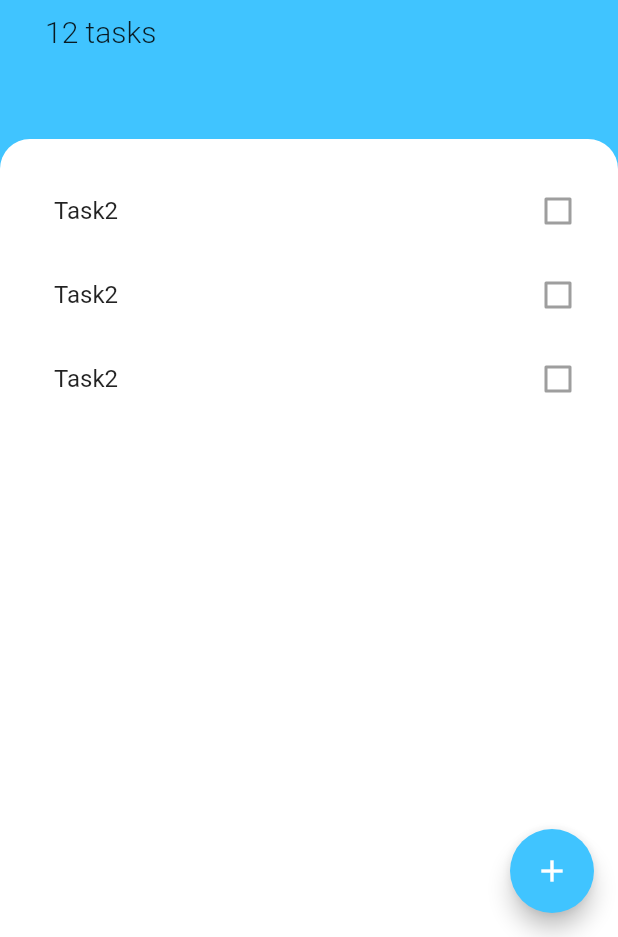
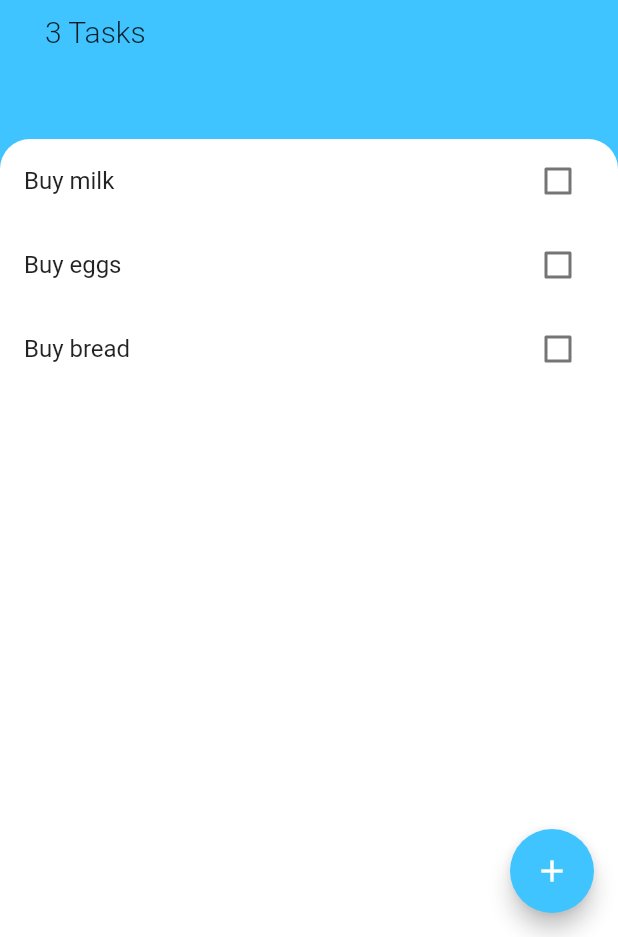
Before and after one commit to sike08/todoey, a Flutter app: the screen it shows after launch, on a phone screen of 412 x 824 dp, the part 299-1236 px from its top. Run offline on Flutter 3.47's test engine with Material 2 defaults, Android fonts, the phone set to English and light mode, and no system bars.

Commit message:
Initial Task state + Add task

```diff
--- a/lib/components/add_task.dart
+++ b/lib/components/add_task.dart
@@ -1,8 +1,12 @@
 import 'package:flutter/material.dart';
-
 import '../constants.dart';
 
 class AddTask extends StatelessWidget {
+  String taskTitle;
+  final Function onPressed;
+
+  AddTask({this.onPressed});
+
   @override
   Widget build(BuildContext buildContext) {
     return Container(
@@ -25,11 +29,14 @@ class AddTask extends StatelessWidget {
               autofocus: true,
               textAlign: TextAlign.center,
               decoration: InputDecoration(),
+              onChanged: (value) {
+                taskTitle = value;
+              },
             ),
             FlatButton(
               color: Colors.lightBlueAccent,
               onPressed: () {
-                print('print button');
+                onPressed(taskTitle);
               },
               child: Text(
                 'Add',
--- a/lib/components/task_list.dart
+++ b/lib/components/task_list.dart
@@ -1,29 +1,32 @@
 import 'package:flutter/material.dart';
 import 'package:todoey/components/task_tile.dart';
+import 'package:todoey/models/task.dart';
 
-class TasksList extends StatelessWidget {
-  const TasksList({
-    Key key,
-  }) : super(key: key);
+class TasksList extends StatefulWidget {
+  final List<Task> tasks;
+
+  TasksList({this.tasks});
 
   @override
+  _TasksListState createState() => _TasksListState();
+}
+
+class _TasksListState extends State<TasksList> {
+  @override
   Widget build(BuildContext context) {
-    return ListView(
-      padding: EdgeInsets.only(top: 20.0, left: 20.0),
-      children: [
-        TaskTile(
-          title: 'Task2',
-          onChanged: null,
-        ),
-        TaskTile(
-          title: 'Task2',
-          onChanged: null,
-        ),
-        TaskTile(
-          title: 'Task2',
-          onChanged: null,
-        ),
-      ],
+    return ListView.builder(
+      itemBuilder: (context, index) {
+        return TaskTile(
+          name: widget.tasks[index].name,
+          isChecked: widget.tasks[index].isDone,
+          callback: (checkboxState) {
+            setState(() {
+              widget.tasks[index].toggleDone();
+            });
+          },
+        );
+      },
+      itemCount: widget.tasks.length,
     );
   }
 }
--- a/lib/components/task_tile.dart
+++ b/lib/components/task_tile.dart
@@ -1,19 +1,26 @@
 import 'package:flutter/material.dart';
 
 class TaskTile extends StatelessWidget {
-  final String title;
-  final Function onChanged;
+  final bool isChecked;
+  final String name;
+  final Function callback;
 
-  TaskTile({@required this.title, @required this.onChanged});
+  TaskTile({this.name, this.isChecked, this.callback});
 
   @override
   Widget build(BuildContext context) {
     return ListTile(
       trailing: Checkbox(
-        value: false,
-        onChanged: null,
+        activeColor: Colors.lightBlueAccent,
+        value: isChecked,
+        onChanged: callback,
       ),
-      title: Text(title),
+      title: Text(
+        name,
+        style: TextStyle(
+          decoration: isChecked ? TextDecoration.lineThrough : null,
+        ),
+      ),
     );
   }
 }
--- /dev/null
+++ b/lib/models/task.dart
@@ -0,0 +1,10 @@
+class Task {
+  final String name;
+  bool isDone;
+
+  Task({this.name, this.isDone = false});
+
+  void toggleDone() {
+    isDone = !isDone;
+  }
+}
--- a/lib/screens/task_screen.dart
+++ b/lib/screens/task_screen.dart
@@ -1,10 +1,22 @@
 import 'package:flutter/material.dart';
 import 'package:todoey/components/add_task.dart';
 import 'package:todoey/components/task_list.dart';
+import 'package:todoey/models/task.dart';
 
 import '../constants.dart';
 
-class TasksScreen extends StatelessWidget {
+class TasksScreen extends StatefulWidget {
+  @override
+  _TasksScreenState createState() => _TasksScreenState();
+}
+
+class _TasksScreenState extends State<TasksScreen> {
+  List<Task> tasks = [
+    Task(name: 'Buy milk'),
+    Task(name: 'Buy eggs'),
+    Task(name: 'Buy bread')
+  ];
+
   @override
   Widget build(BuildContext context) {
     return Scaffold(
@@ -15,10 +27,19 @@ class TasksScreen extends StatelessWidget {
             context: context,
             isScrollControlled: true,
             builder: (context) => SingleChildScrollView(
-                child: Container(
-                    padding: EdgeInsets.only(
-                        bottom: MediaQuery.of(context).viewInsets.bottom),
-                    child: AddTask())),
+              child: Container(
+                padding: EdgeInsets.only(
+                    bottom: MediaQuery.of(context).viewInsets.bottom),
+                child: AddTask(
+                  onPressed: (newTaskTitle) {
+                    setState(() {
+                      tasks.add(Task(name: newTaskTitle));
+                      Navigator.pop(context);
+                    });
+                  },
+                ),
+              ),
+            ),
           );
         },
         backgroundColor: Colors.lightBlueAccent,
@@ -53,7 +74,7 @@ class TasksScreen extends StatelessWidget {
                 ),
                 SizedBox(height: 10.0),
                 Text(
-                  '12 tasks',
+                  '${tasks.length.toString()} Tasks',
                   style: TextStyle(
                     fontSize: 20.0,
                     fontWeight: FontWeight.w300,
@@ -66,7 +87,7 @@ class TasksScreen extends StatelessWidget {
           Expanded(
             child: Container(
               decoration: kCurvedDecoration,
-              child: TasksList(),
+              child: TasksList(tasks: tasks),
             ),
           ),
         ],
```
